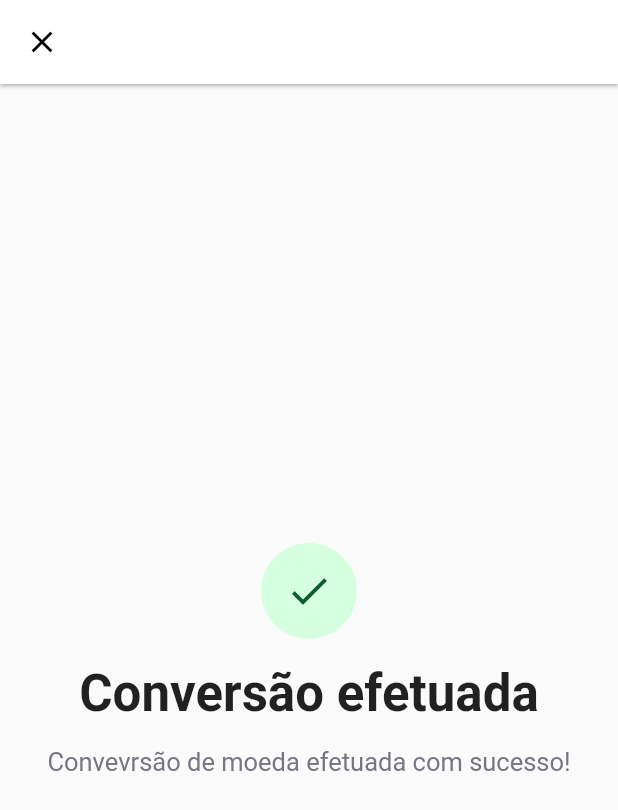
After one commit to LuanFortunatoW/crypto-app, a Flutter app: the ConversionConfirmationPage screen opened directly, on a phone screen of 412 x 824 dp. The commit adds this screen. Shown: the top 810 px of the screen. Run offline on Flutter 3.47's test engine with Material 2 defaults, Android fonts, the phone set to English and light mode, and no system bars; our stand-ins replace decimal, device_preview, dio, fl_chart, hooks_riverpod, shimmer; network calls fail.

Commit message:
ref:refatorando-as-paginas

```diff
--- /dev/null
+++ b/lib/presenter/pages/conversion_confirmation/widgets/animated_checkmark_widget.dart
@@ -0,0 +1,70 @@
+import 'package:flutter/material.dart';
+
+class AnimatedCheckmarkWidget extends StatefulWidget {
+  const AnimatedCheckmarkWidget({Key? key}) : super(key: key);
+
+  @override
+  State<AnimatedCheckmarkWidget> createState() =>
+      _AnimatedCheckmarkWidgetState();
+}
+
+class _AnimatedCheckmarkWidgetState extends State<AnimatedCheckmarkWidget>
+    with SingleTickerProviderStateMixin {
+  late Animation<double> animation;
+  late AnimationController controller;
+
+  @override
+  void initState() {
+    super.initState();
+
+    controller = AnimationController(
+      duration: const Duration(
+        milliseconds: 200,
+      ),
+      vsync: this,
+    );
+    animation = Tween<double>(
+      begin: 10,
+      end: 42,
+    ).animate(controller)
+      ..addListener(() {
+        setState(() {});
+      });
+    controller.forward();
+  }
+
+  AnimationController reduce() {
+    animation = Tween<double>(
+      begin: 40,
+      end: 32,
+    ).animate(controller)
+      ..addListener(() {
+        setState(() {});
+      });
+    return controller;
+  }
+
+  @override
+  Widget build(BuildContext context) {
+    return SizeTransition(
+      sizeFactor: animation.isCompleted ? controller : reduce(),
+      child: Center(
+        child: CircleAvatar(
+          radius: animation.value,
+          backgroundColor: const Color.fromRGBO(214, 255, 223, 1),
+          child: Icon(
+            Icons.check,
+            color: const Color.fromRGBO(12, 95, 44, 1),
+            size: animation.value,
+          ),
+        ),
+      ),
+    );
+  }
+
+  @override
+  void dispose() {
+    controller.dispose();
+    super.dispose();
+  }
+}
--- /dev/null
+++ b/lib/presenter/pages/conversion_confirmation/widgets/conversion_confirmation_body.dart
@@ -0,0 +1,38 @@
+import 'package:flutter/material.dart';
+
+import 'animated_checkmark_widget.dart';
+
+class ConversionConfirmationBody extends StatelessWidget {
+  const ConversionConfirmationBody({
+    Key? key,
+  }) : super(key: key);
+
+  @override
+  Widget build(BuildContext context) {
+    return Center(
+      child: Column(
+        mainAxisAlignment: MainAxisAlignment.center,
+        children: const [
+          AnimatedCheckmarkWidget(),
+          Padding(
+            padding: EdgeInsets.all(16.0),
+            child: Text(
+              'Conversão efetuada',
+              style: TextStyle(
+                fontSize: 34,
+                fontWeight: FontWeight.bold,
+              ),
+            ),
+          ),
+          Text(
+            'Convevrsão de moeda efetuada com sucesso!',
+            style: TextStyle(
+              color: Color.fromRGBO(117, 118, 128, 1),
+              fontSize: 17,
+            ),
+          ),
+        ],
+      ),
+    );
+  }
+}
```
Also changed, not shown: lib/presenter/pages/conversion_confirmation/conversion_confirmation_page.dart (+4 -86 lines), lib/presenter/pages/conversion_review/conversion_review_page.dart (+3 -100 lines), lib/presenter/pages/conversion_review/widgets/conversion_review_body.dart (added, +76 -0 lines), lib/presenter/pages/conversion_review/widgets/row_info_conversion.dart (added, +38 -0 lines).
